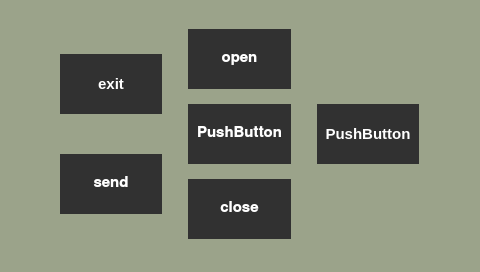
Above: qtest/mainwindow.ui from EITPRJ3/GUI_Software before the change. Below: the same form after it.
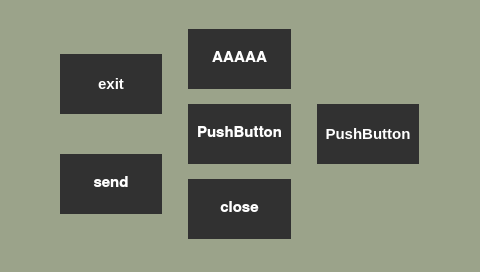
That is the form after the change.

The edit to the form file:
```diff
--- a/qtest/mainwindow.ui
+++ b/qtest/mainwindow.ui
@@ -224,7 +224,7 @@
  }</string>
          </property>
          <property name="text">
-          <string>open</string>
+          <string>AAAAA</string>
          </property>
         </widget>
        </item>
```
